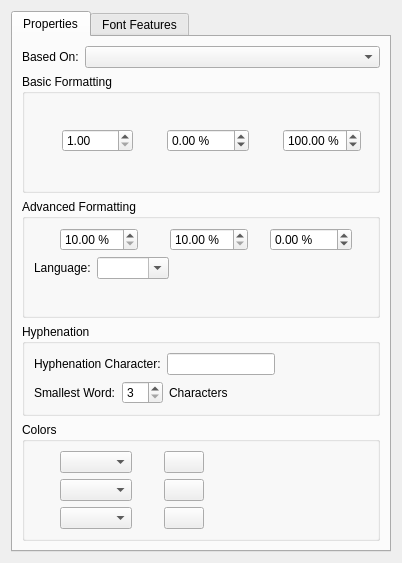
Above: scribus/ui/smcstylewidget.ui from scribusproject/scribus before the change. Below: the same form after it.
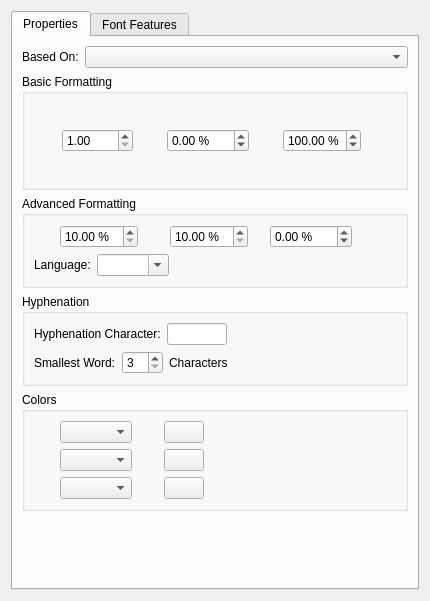
That is the form after the change. Custom widgets are drawn as their Qt base class.

```diff
--- a/scribus/ui/smcstylewidget.ui
+++ b/scribus/ui/smcstylewidget.ui
@@ -6,8 +6,8 @@
    <rect>
     <x>0</x>
     <y>0</y>
-    <width>402</width>
-    <height>563</height>
+    <width>430</width>
+    <height>601</height>
    </rect>
   </property>
   <property name="sizePolicy">
@@ -242,22 +242,6 @@
               </item>
              </layout>
             </item>
-            <item>
-             <spacer>
-              <property name="orientation">
-               <enum>Qt::Vertical</enum>
-              </property>
-              <property name="sizeType">
-               <enum>QSizePolicy::MinimumExpanding</enum>
-              </property>
-              <property name="sizeHint" stdset="0">
-               <size>
-                <width>300</width>
-                <height>0</height>
-               </size>
-              </property>
-             </spacer>
-            </item>
            </layout>
           </widget>
          </item>
@@ -435,22 +419,6 @@
               </item>
              </layout>
             </item>
-            <item>
-             <spacer>
-              <property name="orientation">
-               <enum>Qt::Vertical</enum>
-              </property>
-              <property name="sizeType">
-               <enum>QSizePolicy::MinimumExpanding</enum>
-              </property>
-              <property name="sizeHint" stdset="0">
-               <size>
-                <width>300</width>
-                <height>0</height>
-               </size>
-              </property>
-             </spacer>
-            </item>
            </layout>
           </widget>
          </item>
@@ -470,7 +438,14 @@
                </widget>
               </item>
               <item>
-               <widget class="SMLineEdit" name="hyphenCharLineEdit"/>
+               <widget class="SMLineEdit" name="hyphenCharLineEdit">
+                <property name="maximumSize">
+                 <size>
+                  <width>60</width>
+                  <height>16777215</height>
+                 </size>
+                </property>
+               </widget>
               </item>
               <item>
                <spacer name="horizontalSpacer_2">
@@ -773,6 +748,22 @@
          </item>
         </layout>
        </item>
+       <item>
+        <spacer>
+         <property name="orientation">
+          <enum>Qt::Vertical</enum>
+         </property>
+         <property name="sizeType">
+          <enum>QSizePolicy::MinimumExpanding</enum>
+         </property>
+         <property name="sizeHint" stdset="0">
+          <size>
+           <width>300</width>
+           <height>0</height>
+          </size>
+         </property>
+        </spacer>
+       </item>
       </layout>
      </widget>
      <widget class="QWidget" name="tabFontFeatures">
```
